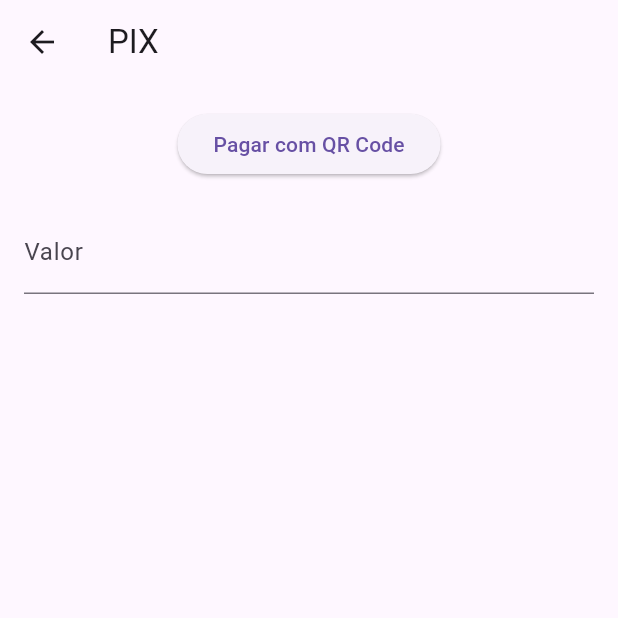
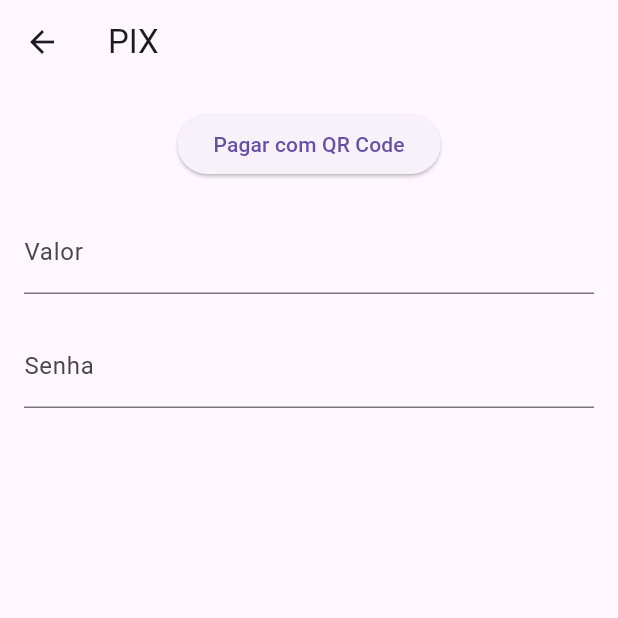
Before and after one commit to SkipOs/caixaeletronico, a Flutter app: the PixScreen screen opened directly with empty values, on a phone screen of 412 x 824 dp, the top half of it. Run offline on Flutter 3.47's test engine with Material 3 defaults, Android fonts, the phone set to English and light mode, and no system bars; our stand-ins replace qr_flutter; missing offline and left inert: flutter_barcode_scanner.

Commit message:
Add files via upload

```diff
--- a/lib/screens/delete_account_screen.dart
+++ b/lib/screens/delete_account_screen.dart
@@ -4,7 +4,7 @@ import '../services/api_service.dart';
 class DeactivateAccountScreen extends StatefulWidget {
   final String numeroConta;
 
-  const DeactivateAccountScreen({Key? key, required this.numeroConta}) : super(key: key);
+  const DeactivateAccountScreen({super.key, required this.numeroConta});
 
   @override
   _DeactivateAccountScreenState createState() => _DeactivateAccountScreenState();
@@ -56,7 +56,7 @@ class _DeactivateAccountScreenState extends State<DeactivateAccountScreen> {
 
     if (response?['message'] == 'Conta inativada com sucesso!') {
       ScaffoldMessenger.of(context).showSnackBar(
-        SnackBar(content: Text('Conta desativada com sucesso!')),
+        const SnackBar(content: Text('Conta desativada com sucesso!')),
       );
       Navigator.of(context).pop();
       Navigator.pop(context); // Volta para a tela anterior após sucesso
--- a/lib/screens/pix_screen.dart
+++ b/lib/screens/pix_screen.dart
@@ -5,7 +5,7 @@ import 'package:flutter_barcode_scanner/flutter_barcode_scanner.dart';
 import '../services/api_service.dart';
 
 class PixScreen extends StatefulWidget {
-  final String numeroConta;
+  final String numeroConta; // Aqui eu assumo que numeroConta é, na verdade, o ID da conta.
 
   const PixScreen({super.key, required this.numeroConta});
 
@@ -18,10 +18,11 @@ class _PixScreenState extends State<PixScreen> {
   bool _isQrCodeGenerated = false;
   String _qrCodeData = '';
   String _errorMessage = '';
+  String _senha = ''; // Adicionei um campo para a senha
 
   Future<void> _generateQrCode(double amount) async {
     final qrCodeData = jsonEncode({
-      'numeroContaDestinatario': widget.numeroConta,
+      'numeroContaDestinatario': widget.numeroConta, // Destinatário
       'valorTransferencia': amount,
     });
 
@@ -36,7 +37,7 @@ class _PixScreenState extends State<PixScreen> {
       final scannedData = await FlutterBarcodeScanner.scanBarcode(
         '#ff6666',
         'Cancelar',
-        true,
+        false,
         ScanMode.QR,
       );
 
@@ -49,6 +50,10 @@ class _PixScreenState extends State<PixScreen> {
         if (decodedData != null) {
           // Debugging: Print os dados decodificados
           print('Dados decodificados: $decodedData');
+
+          // Adiciona o número da conta remetente e a senha
+          decodedData['idContaRemetente'] = int.parse(widget.numeroConta); // Conversão para o tipo long/inteiro
+          decodedData['senha'] = _senha; // Coletar a senha do campo
 
           final response = await _apiService.transferirPix(decodedData);
 
@@ -63,7 +68,8 @@ class _PixScreenState extends State<PixScreen> {
           } else {
             ScaffoldMessenger.of(context).showSnackBar(
               SnackBar(
-                  content: Text(response['message'] ?? 'Erro desconhecido.')),
+                content: Text(response['message'] ?? 'Erro desconhecido.'),
+              ),
             );
           }
         } else {
@@ -121,6 +127,14 @@ class _PixScreenState extends State<PixScreen> {
                 }
               },
             ),
+            const SizedBox(height: 20),
+            TextField(
+              decoration: const InputDecoration(labelText: 'Senha'),
+              obscureText: true, // Para ocultar a senha
+              onChanged: (value) {
+                _senha = value; // Armazenando a senha digitada
+              },
+            ),
             if (_errorMessage.isNotEmpty)
               Text(
                 _errorMessage,
--- a/lib/services/pass_dialg.dart
+++ b/lib/services/pass_dialg.dart
@@ -3,7 +3,7 @@ import 'package:flutter/material.dart';
 class PasswordDialog extends StatefulWidget {
   final String title;
 
-  PasswordDialog({required this.title});
+  const PasswordDialog({super.key, required this.title});
 
   @override
   _PasswordDialogState createState() => _PasswordDialogState();
@@ -19,13 +19,13 @@ class _PasswordDialogState extends State<PasswordDialog> {
       content: TextField(
         controller: _passwordController,
         obscureText: true,
-        decoration: InputDecoration(
+        decoration: const InputDecoration(
           hintText: 'Digite sua senha',
         ),
       ),
       actions: <Widget>[
         TextButton(
-          child: Text('OK'),
+          child: const Text('OK'),
           onPressed: () {
             Navigator.of(context).pop(_passwordController.text);
           },
```
Also changed, not shown: lib/screens/profile_screen.dart (+5 -5 lines), lib/services/api_service.dart (+6 -13 lines), pubspec.yaml (+8 -1 lines).
